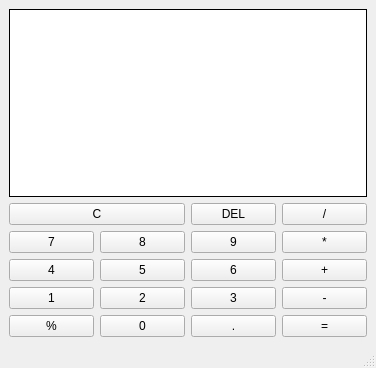
Before: the Qt Designer form ui/calculator.ui in asnunes/pyqt-calculator, drawn with Qt 5.
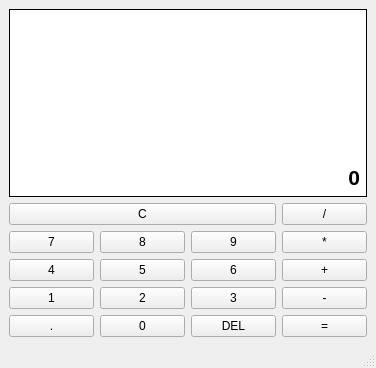
After: the same form once the commit is applied.

Commit message: NaN case and UI fixes

Patch:
```diff
--- a/ui/calculator.ui
+++ b/ui/calculator.ui
@@ -15,6 +15,13 @@
   </property>
   <widget class="QWidget" name="centralwidget">
    <layout class="QGridLayout" name="gridLayout_2">
+    <item row="4" column="0">
+     <widget class="QPushButton" name="button1">
+      <property name="text">
+       <string>1</string>
+      </property>
+     </widget>
+    </item>
     <item row="2" column="1">
      <widget class="QPushButton" name="button8">
       <property name="text">
@@ -43,13 +50,6 @@
       </property>
      </widget>
     </item>
-    <item row="1" column="2">
-     <widget class="QPushButton" name="delButton">
-      <property name="text">
-       <string>DEL</string>
-      </property>
-     </widget>
-    </item>
     <item row="3" column="3">
      <widget class="QPushButton" name="pushButton_9">
       <property name="text">
@@ -106,41 +106,6 @@
       </property>
      </widget>
     </item>
-    <item row="5" column="0">
-     <widget class="QPushButton" name="percentageButton">
-      <property name="text">
-       <string>%</string>
-      </property>
-     </widget>
-    </item>
-    <item row="5" column="1">
-     <widget class="QPushButton" name="button0">
-      <property name="text">
-       <string>0</string>
-      </property>
-     </widget>
-    </item>
-    <item row="5" column="2">
-     <widget class="QPushButton" name="pointButton">
-      <property name="text">
-       <string>.</string>
-      </property>
-     </widget>
-    </item>
-    <item row="5" column="3">
-     <widget class="QPushButton" name="resultButton">
-      <property name="text">
-       <string>=</string>
-      </property>
-     </widget>
-    </item>
-    <item row="1" column="0" colspan="2">
-     <widget class="QPushButton" name="clearButton">
-      <property name="text">
-       <string>C</string>
-      </property>
-     </widget>
-    </item>
     <item row="0" column="0" colspan="4">
      <layout class="QGridLayout" name="mainLayout">
       <item row="0" column="0">
@@ -165,7 +130,7 @@
          <enum>QFrame::Box</enum>
         </property>
         <property name="text">
-         <string/>
+         <string>0</string>
         </property>
         <property name="alignment">
          <set>Qt::AlignBottom|Qt::AlignRight|Qt::AlignTrailing</set>
@@ -177,10 +142,38 @@
       </item>
      </layout>
     </item>
-    <item row="4" column="0">
-     <widget class="QPushButton" name="button1">
+    <item row="5" column="1">
+     <widget class="QPushButton" name="button0">
       <property name="text">
-       <string>1</string>
+       <string>0</string>
+      </property>
+     </widget>
+    </item>
+    <item row="5" column="0">
+     <widget class="QPushButton" name="pointButton">
+      <property name="text">
+       <string>.</string>
+      </property>
+     </widget>
+    </item>
+    <item row="5" column="3">
+     <widget class="QPushButton" name="resultButton">
+      <property name="text">
+       <string>=</string>
+      </property>
+     </widget>
+    </item>
+    <item row="5" column="2">
+     <widget class="QPushButton" name="delButton">
+      <property name="text">
+       <string>DEL</string>
+      </property>
+     </widget>
+    </item>
+    <item row="1" column="0" colspan="3">
+     <widget class="QPushButton" name="clearButton">
+      <property name="text">
+       <string>C</string>
       </property>
      </widget>
     </item>
```
Left out of the diff: 36 changed lines with no effect on the pictures. The commit also changes 2 other files.
